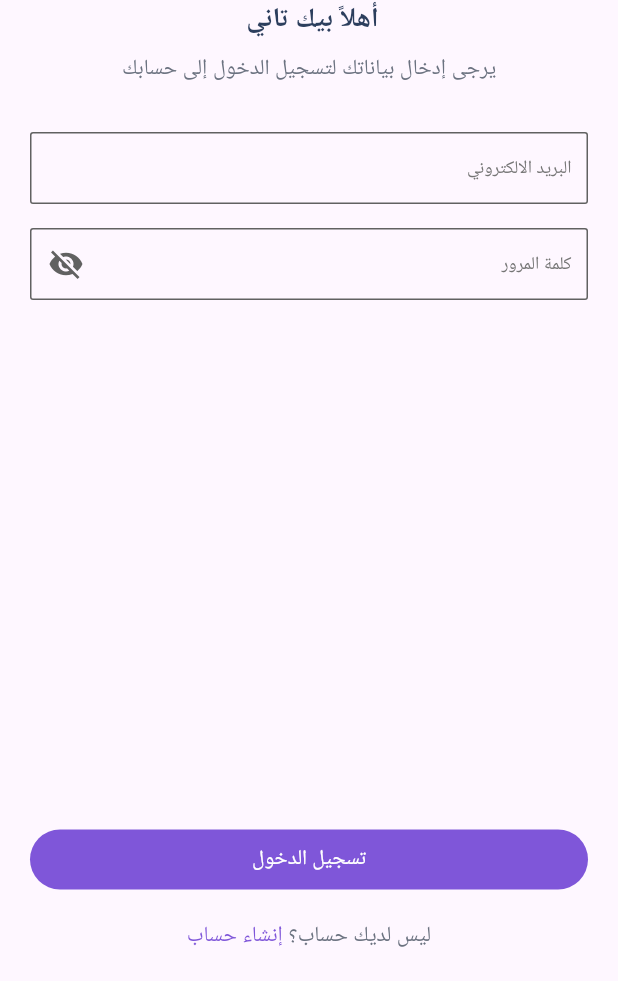
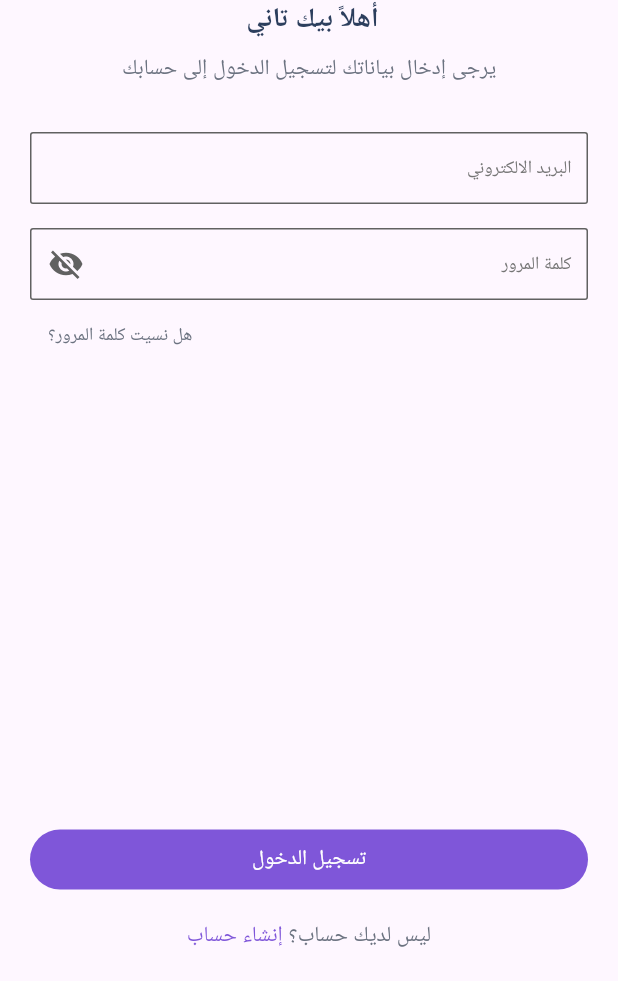
Before and after one commit to rowanibrahem/Lupus-App, a Flutter app: the LoginView screen opened directly, on a phone screen of 412 x 824 dp, the part 255-1236 px from its top. Run offline on Flutter 3.47's test engine with Material 3 defaults, Android fonts, the light colour scheme and no system bars; our stand-ins replace flutter_screenutil, google_fonts.

Commit message:
add forget password button in login

```diff
--- a/lib/core/constants/app_text.dart
+++ b/lib/core/constants/app_text.dart
@@ -29,4 +29,8 @@
   static const chooseAccount = 'اختار نوع حسابك';
   static const chooseAccountSubText =
       'قولنا إنت مين علشان نقدر نساعدك بطريقتنا الخاصة';
+      static const forgetPasswordTitle = 'هل نسيت كلمة المرور ؟';
+      static const personalInfo = 'المعلومات الشخصية';
+      static const medicalInfo = 'المعلومات الطبية';
+
 }
--- a/lib/features/auth/presentation/views/widgets/login_body.dart
+++ b/lib/features/auth/presentation/views/widgets/login_body.dart
@@ -5,6 +5,7 @@
 import 'package:lupus_app/core/shared_widgets/custom_field.dart';
 import 'package:lupus_app/core/theme/color_app.dart';
 import 'package:lupus_app/core/theme/styles.dart';
+import 'package:lupus_app/features/auth/presentation/views/forget_password_view.dart';
 import 'package:lupus_app/features/auth/presentation/views/users_view.dart';
 import 'package:lupus_app/features/home/presentation/views/bottom_nav_bar_view.dart';
 
@@ -89,6 +90,24 @@
               },
             ),
           ),
+           Align(
+            alignment: Alignment.centerLeft,
+             child: TextButton(
+                  onPressed: () {
+                    Navigator.push(
+                      context,
+                      MaterialPageRoute(builder: (context) => const ForgetPasswordView()),
+                    );
+                  },
+                  child: Text(
+                    AppText.forgotPassword,
+                    style: Styles.textStyle14(context).copyWith(
+                      fontWeight: FontWeight.w500,
+                      fontSize: 12,
+                    ),
+                  ),
+                ),
+           ),
           Spacer(),
           CustomButton(
             text: AppText.loginButton,
--- a/lib/features/auth/presentation/views/widgets/users_type_body.dart
+++ b/lib/features/auth/presentation/views/widgets/users_type_body.dart
@@ -21,6 +21,7 @@
             AppText.chooseAccountSubText,
             style: Styles.textStyle14(context),
           ),
+          const Spacer(),
           CustomButton(
             text: AppText.next,
             func: (){},
--- a/lib/lupus_app.dart
+++ b/lib/lupus_app.dart
@@ -1,6 +1,7 @@
 import 'package:flutter/material.dart';
 import 'package:flutter_screenutil/flutter_screenutil.dart';
 import 'package:google_fonts/google_fonts.dart';
+import 'package:lupus_app/features/auth/presentation/views/login_view.dart';
 import 'package:lupus_app/features/auth/presentation/views/users_view.dart';
 import 'package:flutter_localizations/flutter_localizations.dart';
 
@@ -37,7 +38,7 @@
         ),
         // themeMode: themeMode,
         debugShowCheckedModeBanner: false,
-        home: UsersView(),
+        home: LoginView(),
       ),
     );
   }
```
Also changed, not shown: lib/features/auth/presentation/views/forget_password_view.dart (added, +10 -0 lines).
